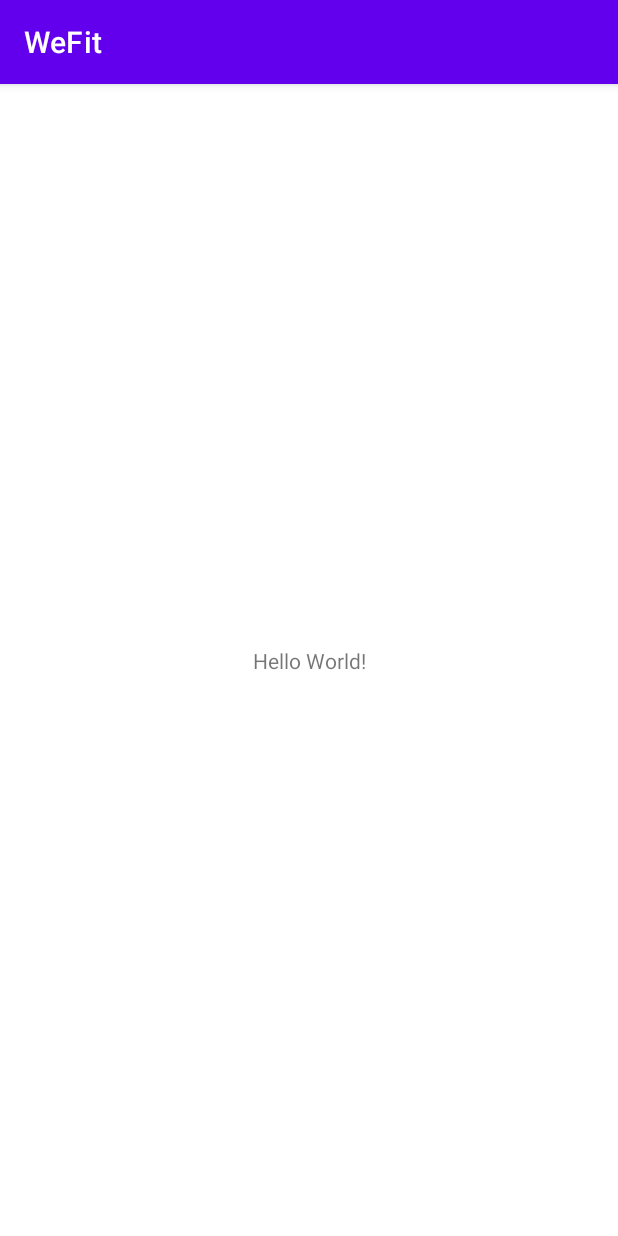
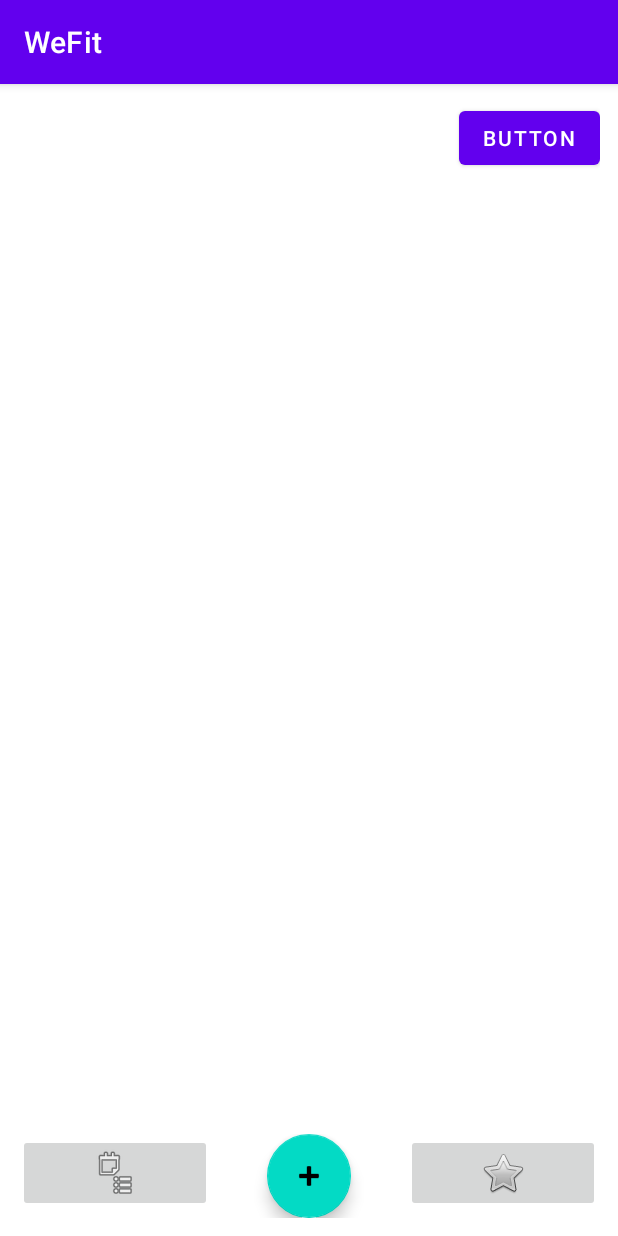
Before and after one commit to ss251/WeFit, an Android app: the screen it shows after launch (MainActivity), on a phone screen of 412 x 824 dp. Run offline under Robolectric (Android 15) with nearby library versions, the phone set to English and light mode, and no system bars.

Commit message:
created navBar and individual fragments

```diff
--- a/app/src/main/AndroidManifest.xml
+++ b/app/src/main/AndroidManifest.xml
@@ -8,8 +8,8 @@
         android:label="@string/app_name"
         android:roundIcon="@mipmap/ic_launcher_round"
         android:supportsRtl="true"
-	android:name=".WeFitApplication"
-	android:theme="@style/Theme.WeFit">
+	    android:name=".WeFitApplication"
+	    android:theme="@style/Theme.WeFit">
         <activity android:name=".MainActivity">
             <intent-filter>
                 <action android:name="android.intent.action.MAIN" />
--- /dev/null
+++ b/app/src/main/java/edu/uw/ss251/wefit/CalendarFragment.kt
@@ -0,0 +1,22 @@
+package edu.uw.ss251.wefit
+
+import android.os.Bundle
+import androidx.fragment.app.Fragment
+import android.view.LayoutInflater
+import android.view.View
+import android.view.ViewGroup
+import edu.uw.ss251.wefit.databinding.FragmentCalendarBinding
+import edu.uw.ss251.wefit.databinding.FragmentGoalsBinding
+
+
+class CalendarFragment : Fragment() {
+    override fun onCreateView(
+        inflater: LayoutInflater,
+        container: ViewGroup?,
+        savedInstanceState: Bundle?
+    ): View? {
+        val binding = FragmentCalendarBinding.inflate(inflater)
+
+        return binding.root
+    }
+}
--- a/app/src/main/java/edu/uw/ss251/wefit/MainActivity.kt
+++ b/app/src/main/java/edu/uw/ss251/wefit/MainActivity.kt
@@ -2,10 +2,28 @@ package edu.uw.ss251.wefit
 
 import androidx.appcompat.app.AppCompatActivity
 import android.os.Bundle
+import androidx.navigation.NavGraphBuilder
+import androidx.navigation.findNavController
+import edu.uw.ss251.wefit.databinding.ActivityMainBinding
 
 class MainActivity : AppCompatActivity() {
+
+    private val navController by lazy { findNavController(R.id.navHost) }
+    private lateinit var binding: ActivityMainBinding
+
     override fun onCreate(savedInstanceState: Bundle?) {
         super.onCreate(savedInstanceState)
-        setContentView(R.layout.activity_main)
+        binding = ActivityMainBinding.inflate(layoutInflater).apply { setContentView(root) }
+        with(binding) {
+            fbAdd.setOnClickListener{
+                navController.navigate(NavGraphDirections.actionGlobalAddExerciseFragment())
+            }
+            ibCalendar.setOnClickListener{
+                navController.navigate(NavGraphDirections.actionGlobalCalendarFragment())
+            }
+            ibGoals.setOnClickListener{
+                navController.navigate(NavGraphDirections.actionGlobalGoalsFragment())
+            }
+        }
     }
 }
--- a/app/src/main/res/layout/activity_main.xml
+++ b/app/src/main/res/layout/activity_main.xml
@@ -4,15 +4,88 @@
     xmlns:tools="http://schemas.android.com/tools"
     android:layout_width="match_parent"
     android:layout_height="match_parent"
-    tools:context=".MainActivity">
+    tools:context=".MainActivity"
+    android:padding="12dp">
 
-    <TextView
-        android:layout_width="wrap_content"
+    <androidx.fragment.app.FragmentContainerView
+        android:id="@+id/navHost"
+        android:name="androidx.navigation.fragment.NavHostFragment"
+        android:layout_width="match_parent"
+        android:layout_height="0dp"
+        app:defaultNavHost="true"
+        app:navGraph="@navigation/nav_graph"
+        app:layout_constraintStart_toStartOf="parent"
+        app:layout_constraintEnd_toEndOf="parent"
+        app:layout_constraintTop_toTopOf="parent"
+        app:layout_constraintBottom_toTopOf="@id/navBar"/>
+
+    <LinearLayout
+        android:id="@+id/navBar"
+        android:layout_width="0dp"
         android:layout_height="wrap_content"
-        android:text="Hello World!"
         app:layout_constraintBottom_toBottomOf="parent"
-        app:layout_constraintLeft_toLeftOf="parent"
-        app:layout_constraintRight_toRightOf="parent"
-        app:layout_constraintTop_toTopOf="parent" />
+        app:layout_constraintStart_toStartOf="parent"
+        app:layout_constraintEnd_toEndOf="parent"
+        app:layout_constraintTop_toBottomOf="@id/navHost">
+
+        <ImageButton
+            android:id="@+id/ibCalendar"
+            android:layout_width="wrap_content"
+            android:layout_height="wrap_content"
+            android:layout_weight="1"
+            android:src="@android:drawable/ic_menu_agenda" />
+
+        <androidx.constraintlayout.widget.ConstraintLayout
+            android:layout_width="wrap_content"
+            android:layout_height="wrap_content"
+            android:layout_weight="1">
+
+            <com.google.android.material.floatingactionbutton.FloatingActionButton
+                android:id="@+id/fbAdd"
+                android:layout_width="wrap_content"
+                android:layout_height="wrap_content"
+                android:layout_weight="1"
+                android:clickable="true"
+                android:focusable="true"
+                app:layout_constraintStart_toStartOf="parent"
+                app:layout_constraintEnd_toEndOf="parent"
+                app:layout_constraintBottom_toBottomOf="parent"
+                app:srcCompat="@android:drawable/ic_input_add"/>
+
+<!--            <com.google.android.material.floatingactionbutton.FloatingActionButton-->
+<!--                android:id="@+id/fbAddExercise"-->
+<!--                android:layout_width="wrap_content"-->
+<!--                android:layout_height="wrap_content"-->
+<!--                android:clickable="true"-->
+<!--                app:layout_constraintStart_toStartOf="parent"-->
+<!--                app:layout_constraintEnd_toEndOf="parent"-->
+<!--                app:layout_constraintBottom_toBottomOf="parent"-->
+<!--                app:srcCompat="@android:drawable/ic_menu_edit" />-->
+
+<!--            <com.google.android.material.floatingactionbutton.FloatingActionButton-->
+<!--                android:id="@+id/fbAddDiet"-->
+<!--                android:layout_width="wrap_content"-->
+<!--                android:layout_height="wrap_content"-->
+<!--                android:clickable="true"-->
+<!--                app:layout_constraintStart_toStartOf="parent"-->
+<!--                app:layout_constraintEnd_toEndOf="parent"-->
+<!--                app:layout_constraintBottom_toBottomOf="parent"-->
+<!--                app:srcCompat="@android:drawable/ic_menu_sort_alphabetically"/>-->
+
+<!--            TODO: create an expandable action button for diet logging and activity logging-->
+<!--            howto: https://www.youtube.com/watch?v=umCX1-Tq25k&ab_channel=Stevdza-San-->
+
+        </androidx.constraintlayout.widget.ConstraintLayout>
+
+        <ImageButton
+            android:id="@+id/ibGoals"
+            android:layout_width="wrap_content"
+            android:layout_height="wrap_content"
+            android:layout_weight="1"
+            android:src="@android:drawable/btn_star" />
+    </LinearLayout>
+
+
+
 
 </androidx.constraintlayout.widget.ConstraintLayout>
--- /dev/null
+++ b/app/src/main/res/layout/fragment_calendar.xml
@@ -0,0 +1,16 @@
+<?xml version="1.0" encoding="utf-8"?>
+<androidx.constraintlayout.widget.ConstraintLayout xmlns:android="http://schemas.android.com/apk/res/android"
+    xmlns:tools="http://schemas.android.com/tools"
+    android:layout_width="match_parent"
+    android:layout_height="match_parent"
+    xmlns:app="http://schemas.android.com/apk/res-auto"
+    tools:context=".CalendarFragment">
+
+    <Button
+        android:id="@+id/button2"
+        android:layout_width="wrap_content"
+        android:layout_height="wrap_content"
+        android:text="Button"
+        app:layout_constraintTop_toTopOf="parent"
+        app:layout_constraintEnd_toEndOf="parent"/>
+</androidx.constraintlayout.widget.ConstraintLayout>
--- /dev/null
+++ b/app/src/main/res/navigation/nav_graph.xml
@@ -0,0 +1,39 @@
+<?xml version="1.0" encoding="utf-8"?>
+<navigation xmlns:android="http://schemas.android.com/apk/res/android"
+    xmlns:app="http://schemas.android.com/apk/res-auto"
+    xmlns:tools="http://schemas.android.com/tools"
+    android:id="@+id/nav_graph"
+    app:startDestination="@id/calendarFragment">
+    <fragment
+        android:id="@+id/goalsFragment"
+        android:name="edu.uw.ss251.wefit.GoalsFragment"
+        android:label="fragment_goals"
+        tools:layout="@layout/fragment_goals" />
+    <fragment
+        android:id="@+id/calendarFragment"
+        android:name="edu.uw.ss251.wefit.CalendarFragment"
+        android:label="fragment_calendar"
+        tools:layout="@layout/fragment_calendar" />
+    <fragment
+        android:id="@+id/addExerciseFragment"
+        android:name="edu.uw.ss251.wefit.AddExerciseFragment"
+        android:label="fragment_add_exercise"
+        tools:layout="@layout/fragment_add_exercise" />
+    <action
+        android:id="@+id/action_global_addExerciseFragment"
+        app:destination="@id/addExerciseFragment" />
+    <action
+        android:id="@+id/action_global_calendarFragment"
+        app:destination="@id/calendarFragment" />
+    <action
+        android:id="@+id/action_global_goalsFragment"
+        app:destination="@id/goalsFragment" />
+    <fragment
+        android:id="@+id/dietLogFragment"
+        android:name="edu.uw.ss251.wefit.DietLogFragment"
+        android:label="fragment_diet_log"
+        tools:layout="@layout/fragment_diet_log" />
+    <action
+        android:id="@+id/action_global_dietLogFragment"
+        app:destination="@id/dietLogFragment" />
+</navigation>
--- a/app/src/main/res/values/strings.xml
+++ b/app/src/main/res/values/strings.xml
@@ -1,3 +1,5 @@
 <resources>
     <string name="app_name">WeFit</string>
+    <!-- TODO: Remove or change this placeholder text -->
+    <string name="hello_blank_fragment">Hello blank fragment</string>
 </resources>
--- a/build.gradle
+++ b/build.gradle
@@ -11,6 +11,7 @@ buildscript {
 
         // NOTE: Do not place your application dependencies here; they belong
         // in the individual module build.gradle files
+        classpath "androidx.navigation:navigation-safe-args-gradle-plugin:2.3.5"
     }
 }
 
```
Also changed, not shown: app/build.gradle (+8 -0 lines), app/src/main/java/edu/uw/ss251/wefit/AddExerciseFragment.kt (added, +21 -0 lines), app/src/main/java/edu/uw/ss251/wefit/DietLogFragment.kt (added, +21 -0 lines), app/src/main/java/edu/uw/ss251/wefit/GoalsFragment.kt (added, +20 -0 lines), app/src/main/res/layout/fragment_add_exercise.xml (added, +16 -0 lines), app/src/main/res/layout/fragment_diet_log.xml (added, +14 -0 lines), app/src/main/res/layout/fragment_goals.xml (added, +17 -0 lines).
